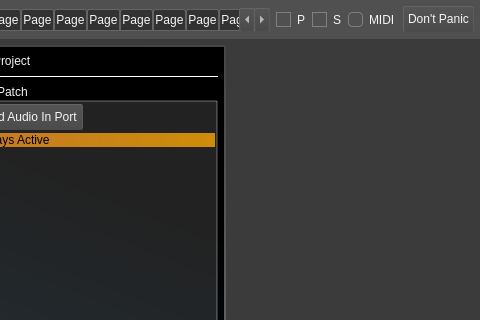
The window that src/mainwindow.ui (noedigcode/konfyt) describes before a commit, drawn with Qt 5; both pictures show x 668 to 1148 and y 0 to 320 of the 1148 by 718 pixel window.
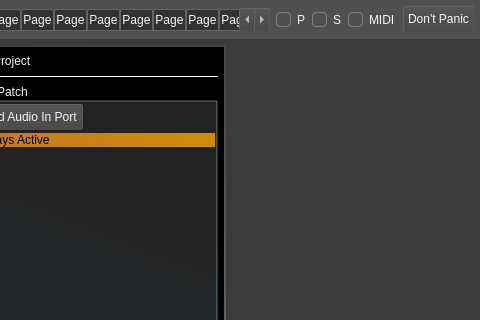
The same window after the commit. Icons and pictures are not drawn.

Commit message: Style global pitchbend and sustain indicators and add tooltips.

The edit to the form file:
```diff
--- a/src/mainwindow.ui
+++ b/src/mainwindow.ui
@@ -53,6 +53,24 @@
 	background-color: rgb(19, 236, 47);
 }
 
+QCheckBox#MIDI_indicator_sustain::indicator {
+	border: 1px solid grey;
+	border-radius: 4px;
+}
+
+QCheckBox#MIDI_indicator_sustain::indicator:checked {
+	background-color: rgb(19, 236, 47);
+}
+
+QCheckBox#MIDI_indicator_pitchbend::indicator {
+	border: 1px solid grey;
+	border-radius: 4px;
+}
+
+QCheckBox#MIDI_indicator_pitchbend::indicator:checked {
+	background-color: rgb(19, 236, 47);
+}
+
 /* ---------------------------------------------------------------------- */
 /* ComboBox */
 
```
Left out of the diff: 9 changed lines with no effect on the pictures. The commit also changes 2 other files.
